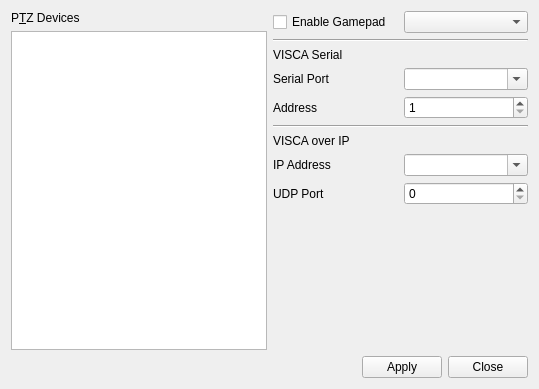
Before: the Qt Designer form settings.ui in glikely/obs-ptz, drawn with Qt 5.
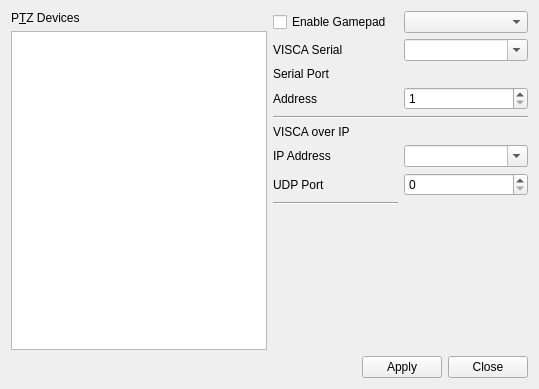
After: the same form once the commit is applied.

Patch:
```diff
--- a/settings.ui
+++ b/settings.ui
@@ -111,66 +111,17 @@
        </property>
        <item>
         <layout class="QGridLayout" name="gridLayout">
-         <item row="8" column="0">
-          <widget class="QLabel" name="label_3">
-           <property name="text">
-            <string>UDP Port</string>
-           </property>
-          </widget>
+         <item row="1" column="1">
+          <widget class="QComboBox" name="gamepadComboBox"/>
          </item>
-         <item row="2" column="0">
-          <widget class="QLabel" name="label_6">
-           <property name="text">
-            <string>VISCA Serial</string>
-           </property>
-          </widget>
-         </item>
-         <item row="0" column="0">
-          <widget class="QCheckBox" name="gamepadCheckBox">
-           <property name="text">
-            <string>Enable Gamepad</string>
-           </property>
-          </widget>
-         </item>
-         <item row="3" column="0">
-          <widget class="QLabel" name="visca_port_label">
-           <property name="text">
-            <string>Serial Port</string>
-           </property>
-          </widget>
-         </item>
-         <item row="4" column="0">
-          <widget class="QLabel" name="label_4">
-           <property name="text">
-            <string>Address</string>
-           </property>
-          </widget>
-         </item>
-         <item row="6" column="0">
+         <item row="7" column="0">
           <widget class="QLabel" name="label_5">
            <property name="text">
             <string>VISCA over IP</string>
            </property>
           </widget>
          </item>
-         <item row="7" column="0">
-          <widget class="QLabel" name="label">
-           <property name="text">
-            <string>IP Address</string>
-           </property>
-          </widget>
-         </item>
-         <item row="0" column="1">
-          <widget class="QComboBox" name="gamepadComboBox"/>
-         </item>
-         <item row="3" column="1">
-          <widget class="QComboBox" name="viscaPortComboBox">
-           <property name="editable">
-            <bool>true</bool>
-           </property>
-          </widget>
-         </item>
-         <item row="4" column="1">
+         <item row="5" column="1">
           <widget class="QSpinBox" name="viscaIDSpinBox">
            <property name="minimum">
             <number>1</number>
@@ -180,29 +131,78 @@
            </property>
           </widget>
          </item>
-         <item row="7" column="1">
-          <widget class="QComboBox" name="ipAddressComboBox">
-           <property name="editable">
-            <bool>true</bool>
+         <item row="1" column="0">
+          <widget class="QCheckBox" name="gamepadCheckBox">
+           <property name="text">
+            <string>Enable Gamepad</string>
            </property>
           </widget>
          </item>
-         <item row="8" column="1">
+         <item row="9" column="1">
           <widget class="QSpinBox" name="udpPortSpinBox">
            <property name="maximum">
             <number>65535</number>
            </property>
           </widget>
          </item>
-         <item row="5" column="0" colspan="2">
+         <item row="9" column="0">
+          <widget class="QLabel" name="label_3">
+           <property name="text">
+            <string>UDP Port</string>
+           </property>
+          </widget>
+         </item>
+         <item row="8" column="0">
+          <widget class="QLabel" name="label">
+           <property name="text">
+            <string>IP Address</string>
+           </property>
+          </widget>
+         </item>
+         <item row="8" column="1">
+          <widget class="QComboBox" name="ipAddressComboBox">
+           <property name="editable">
+            <bool>true</bool>
+           </property>
+          </widget>
+         </item>
+         <item row="3" column="1">
+          <widget class="QComboBox" name="viscaPortComboBox">
+           <property name="editable">
+            <bool>true</bool>
+           </property>
+          </widget>
+         </item>
+         <item row="6" column="0" colspan="2">
           <widget class="Line" name="line_2">
            <property name="orientation">
             <enum>Qt::Horizontal</enum>
            </property>
           </widget>
          </item>
-         <item row="1" column="0" colspan="2">
-          <widget class="Line" name="line">
+         <item row="5" column="0">
+          <widget class="QLabel" name="label_4">
+           <property name="text">
+            <string>Address</string>
+           </property>
+          </widget>
+         </item>
+         <item row="3" column="0">
+          <widget class="QLabel" name="serialLabel">
+           <property name="text">
+            <string>VISCA Serial</string>
+           </property>
+          </widget>
+         </item>
+         <item row="4" column="0">
+          <widget class="QLabel" name="visca_port_label">
+           <property name="text">
+            <string>Serial Port</string>
+           </property>
+          </widget>
+         </item>
+         <item row="10" column="0">
+          <widget class="Line" name="line_3">
            <property name="orientation">
             <enum>Qt::Horizontal</enum>
            </property>
@@ -218,7 +218,7 @@
          <property name="sizeHint" stdset="0">
           <size>
            <width>20</width>
-           <height>2000</height>
+           <height>1500</height>
           </size>
          </property>
         </spacer>
```
